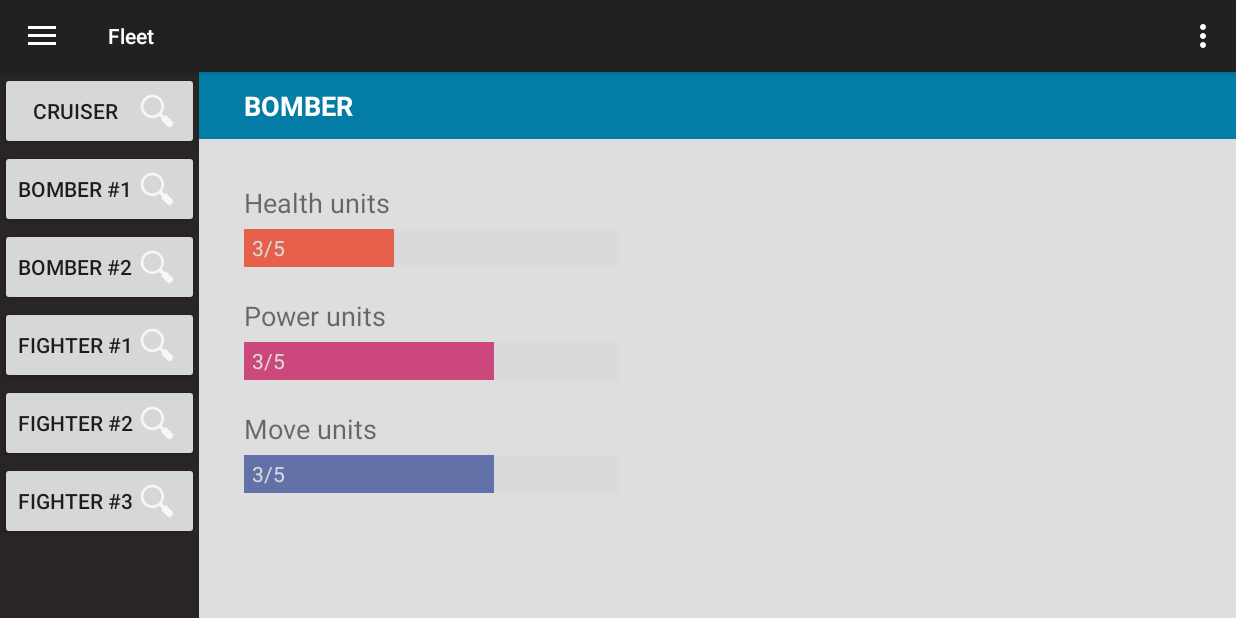
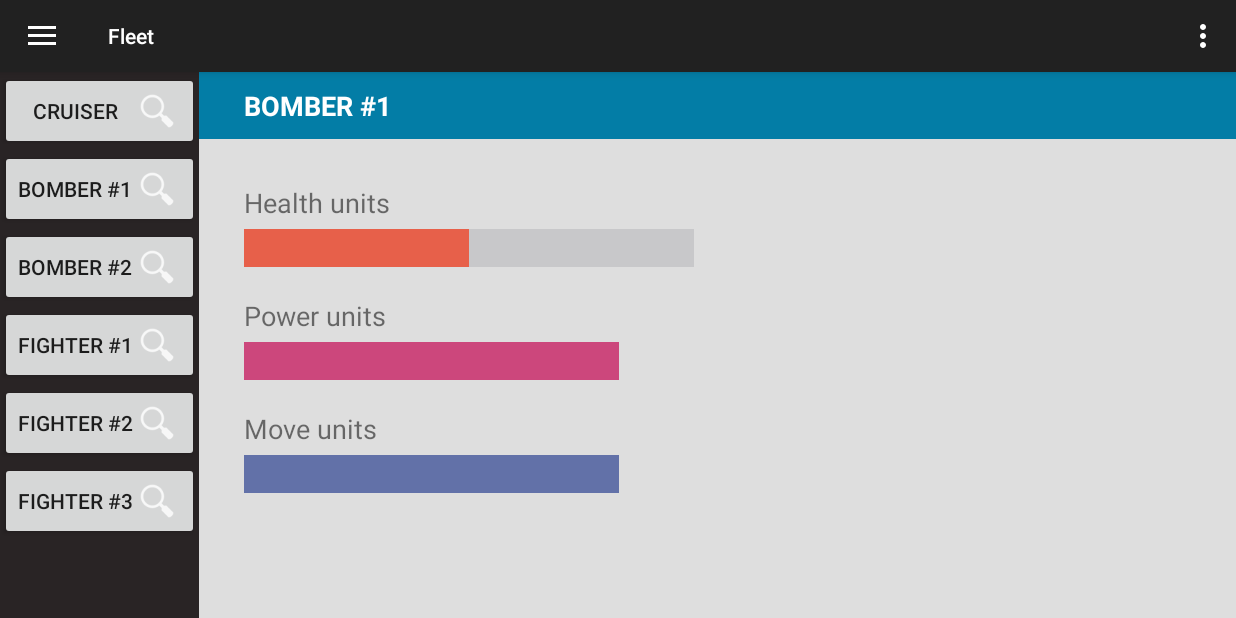
Before and after one commit to SupernovaAndroidApplication/supernova, an Android app: the screen it shows after launch (MainActivity), after a tap on "BOMBER #1", on a phone screen of 824 x 412 dp (held sideways). Run offline under Robolectric (Android 15) with nearby library versions, the phone set to English and light mode, and no system bars; 3 other taps on this screen came first.

Commit message:
UP: Health units in fleet dashboard

```diff
--- a/app/src/main/java/imac/supernova/FleetDashboardFragment.java
+++ b/app/src/main/java/imac/supernova/FleetDashboardFragment.java
@@ -50,10 +50,6 @@ public class FleetDashboardFragment extends Fragment implements View.OnClickList
     public View onCreateView(LayoutInflater inflater, ViewGroup container,
                              Bundle savedInstanceState) {
 
-        // Get the current game and the current player's fleet
-        currentGame = ((MainActivity) getActivity()).game;
-        playerFleet = currentGame.getFleetOfCurrentPlayer();
-
         // Inflate the layout for this fragment
         v = inflater.inflate(R.layout.fragment_fleet_dashboard, container, false);
         // Get textview to insert data
@@ -83,6 +79,13 @@ public class FleetDashboardFragment extends Fragment implements View.OnClickList
         Button button_fighter_3 = (Button) v.findViewById(R.id.button_fighter_3);
         button_fighter_3.setOnClickListener(this);
 
+        // Get the current game and the current player's fleet
+        currentGame = ((MainActivity) getActivity()).game;
+        playerFleet = currentGame.getFleetOfCurrentPlayer();
+        // Init the display on first ship
+        ship_name.setText(playerFleet.get(0).getClass().getSimpleName().toString());
+        updateFeaturesDisplay(0);
+
         return v;
     }
 
@@ -90,22 +93,28 @@ public class FleetDashboardFragment extends Fragment implements View.OnClickList
     public void onClick(View v) {
         switch (v.getId()) {
             case R.id.button_cruiser:
-                updateDisplay(0);
+                ship_name.setText(playerFleet.get(0).getClass().getSimpleName().toString());
+                updateFeaturesDisplay(0);
                 break;
             case R.id.button_bomber_1:
-                updateDisplay(1);
+                ship_name.setText(playerFleet.get(1).getClass().getSimpleName().toString() + " #1");
+                updateFeaturesDisplay(1);
                 break;
             case R.id.button_bomber_2:
-                updateDisplay(2);
+                ship_name.setText(playerFleet.get(2).getClass().getSimpleName().toString() + " #2");
+                updateFeaturesDisplay(2);
                 break;
             case R.id.button_fighter_1:
-                updateDisplay(3);
+                ship_name.setText(playerFleet.get(3).getClass().getSimpleName().toString() + " #1");
+                updateFeaturesDisplay(3);
                 break;
             case R.id.button_fighter_2:
-                updateDisplay(4);
+                ship_name.setText(playerFleet.get(4).getClass().getSimpleName().toString() + " #2");
+                updateFeaturesDisplay(4);
                 break;
             case R.id.button_fighter_3:
-                updateDisplay(5);
+                ship_name.setText(playerFleet.get(5).getClass().getSimpleName().toString() + " #3");
+                updateFeaturesDisplay(5);
                 break;
             default:
                 break;
@@ -114,18 +123,25 @@ public class FleetDashboardFragment extends Fragment implements View.OnClickList
 
     /**
      * Update the display of ship's data on click on buttons
-     * */
-    public void updateDisplay(int id) {
-        ship_name.setText(playerFleet.get(id).getClass().getSimpleName().toString());
+     */
+    public void updateFeaturesDisplay(int id) {
         // Health
-        params_health = new RelativeLayout.LayoutParams(playerFleet.get(id).getHealth(), RelativeLayout.LayoutParams.MATCH_PARENT);
+        params_health = new RelativeLayout.LayoutParams(convertToDP(playerFleet.get(id).getHealth()*50), RelativeLayout.LayoutParams.MATCH_PARENT);
         health_units.setLayoutParams(params_health);
         // Power
-        params_power = new RelativeLayout.LayoutParams(250, RelativeLayout.LayoutParams.MATCH_PARENT);
+        params_power = new RelativeLayout.LayoutParams(convertToDP(250), RelativeLayout.LayoutParams.MATCH_PARENT);
         power_units.setLayoutParams(params_power);
         // Move
-        params_move = new RelativeLayout.LayoutParams(250, RelativeLayout.LayoutParams.MATCH_PARENT);
+        params_move = new RelativeLayout.LayoutParams(convertToDP(250), RelativeLayout.LayoutParams.MATCH_PARENT);
         move_units.setLayoutParams(params_move);
     }
 
+    /**
+     * Convert pixels to dp
+     */
+    public int convertToDP(int pixels) {
+        float scale = getResources().getDisplayMetrics().density;
+        return (int) (pixels * scale + 0.5f);
+    }
+
 }
--- a/app/src/main/java/imac/supernova/datamodel/ship/Bomber.java
+++ b/app/src/main/java/imac/supernova/datamodel/ship/Bomber.java
@@ -9,8 +9,7 @@ public class Bomber extends Ship {
 
     public Bomber(Player owner){
         super(owner);
-        //setMaxHealth(3);
-        setMaxHealth(150); // 1 = 50 and 5 = 250
+        setMaxHealth(3); // 1 = 50 and 3 = 300
         setHealth(getMaxHealth());
         setMaxMove(3);
         setDamage(2);
--- a/app/src/main/java/imac/supernova/datamodel/ship/Cruiser.java
+++ b/app/src/main/java/imac/supernova/datamodel/ship/Cruiser.java
@@ -9,8 +9,7 @@ public class Cruiser extends Ship {
 
     public Cruiser(Player owner){
         super(owner);
-        //setMaxHealth(2);
-        setMaxHealth(100); // 1 = 50 and 5 = 250
+        setMaxHealth(6); // 1 = 50 and 6 = 300
         setHealth(getMaxHealth());
         setMaxMove(5);
         setDamage(1);
--- a/app/src/main/java/imac/supernova/datamodel/ship/Fighter.java
+++ b/app/src/main/java/imac/supernova/datamodel/ship/Fighter.java
@@ -9,8 +9,7 @@ public class Fighter extends Ship {
 
     public Fighter(Player owner){
         super(owner);
-        //setMaxHealth(2);
-        setMaxHealth(100); // 1 = 50 and 5 = 250
+        setMaxHealth(2); // 1 = 100 and 2 = 150
         setHealth(getMaxHealth());
         setMaxMove(5);
         setDamage(1);
--- a/app/src/main/res/layout/fragment_fleet_dashboard.xml
+++ b/app/src/main/res/layout/fragment_fleet_dashboard.xml
@@ -88,30 +88,30 @@
                 android:layout_marginLeft="30dp"
                 android:layout_marginBottom="20dp">
                 <TextView
-                    android:layout_width="250dp"
+                    android:layout_width="300dp"
                     android:layout_height="match_parent"
                     android:gravity="center_horizontal"
                     android:layout_centerVertical="true"
                     android:layout_gravity="center"
-                    android:background="#ffdadadc"
+                    android:background="#c8c8ca"
                     android:text="" />
                 <TextView
                     android:id="@+id/health_units"
-                    android:layout_width="80dp"
+                    android:layout_width="0dp"
                     android:layout_height="match_parent"
                     android:gravity="center_horizontal"
                     android:layout_centerVertical="true"
                     android:layout_gravity="center"
                     android:background="#e7604a"
                     android:text="" />
-                <TextView
+                <!--<TextView
                     android:layout_width="wrap_content"
                     android:layout_height="wrap_content"
                     android:layout_centerInParent="true"
                     android:layout_alignParentLeft="true"
-                    android:text="@string/first_ship_health"
+                    android:text=""
                     android:paddingLeft="5dp"
-                    android:textColor="#ffdadadc" />
+                    android:textColor="#ffdadadc" />-->
             </RelativeLayout>
 
             <!-- Power units -->
@@ -137,21 +137,21 @@
                     android:text="" />
                 <TextView
                     android:id="@+id/power_units"
-                    android:layout_width="80dp"
+                    android:layout_width="0dp"
                     android:layout_height="match_parent"
                     android:gravity="center_horizontal"
                     android:layout_centerVertical="true"
                     android:layout_gravity="center"
                     android:background="#cc477c"
                     android:text="" />
-                <TextView
+               <!-- <TextView
                     android:layout_width="wrap_content"
                     android:layout_height="wrap_content"
                     android:layout_centerInParent="true"
                     android:layout_alignParentLeft="true"
                     android:text="@string/first_ship_power"
                     android:paddingLeft="5dp"
-                    android:textColor="#ffdadadc" />
+                    android:textColor="#ffdadadc" />-->
             </RelativeLayout>
 
             <!-- Move units -->
@@ -177,21 +177,21 @@
                     android:text="" />
                 <TextView
                     android:id="@+id/move_units"
-                    android:layout_width="80dp"
+                    android:layout_width="0dp"
                     android:layout_height="match_parent"
                     android:gravity="center_horizontal"
                     android:layout_centerVertical="true"
                     android:layout_gravity="center"
                     android:background="#6271a8"
                     android:text="" />
-                <TextView
+                <!--<TextView
                     android:layout_width="wrap_content"
                     android:layout_height="wrap_content"
                     android:layout_centerInParent="true"
                     android:layout_alignParentLeft="true"
                     android:text="@string/first_ship_move"
                     android:paddingLeft="5dp"
-                    android:textColor="#ffdadadc" />
+                    android:textColor="#ffdadadc" />-->
             </RelativeLayout>
 
         </LinearLayout>
```
